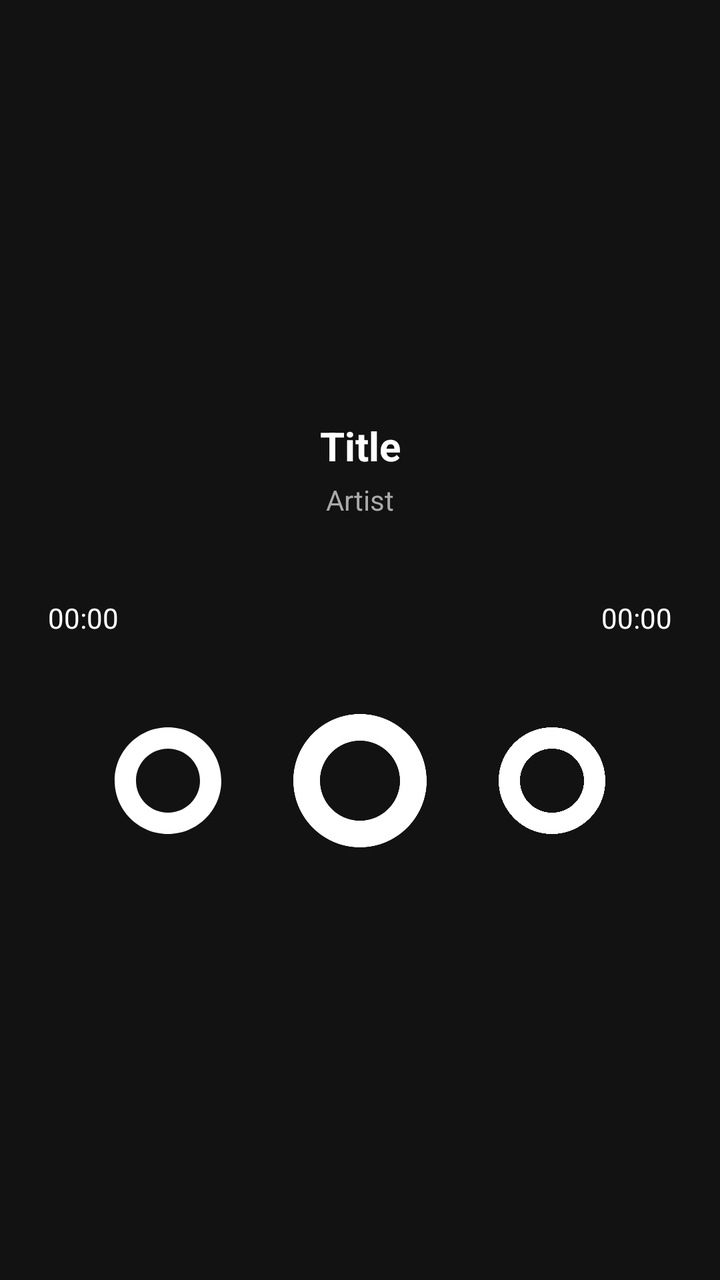
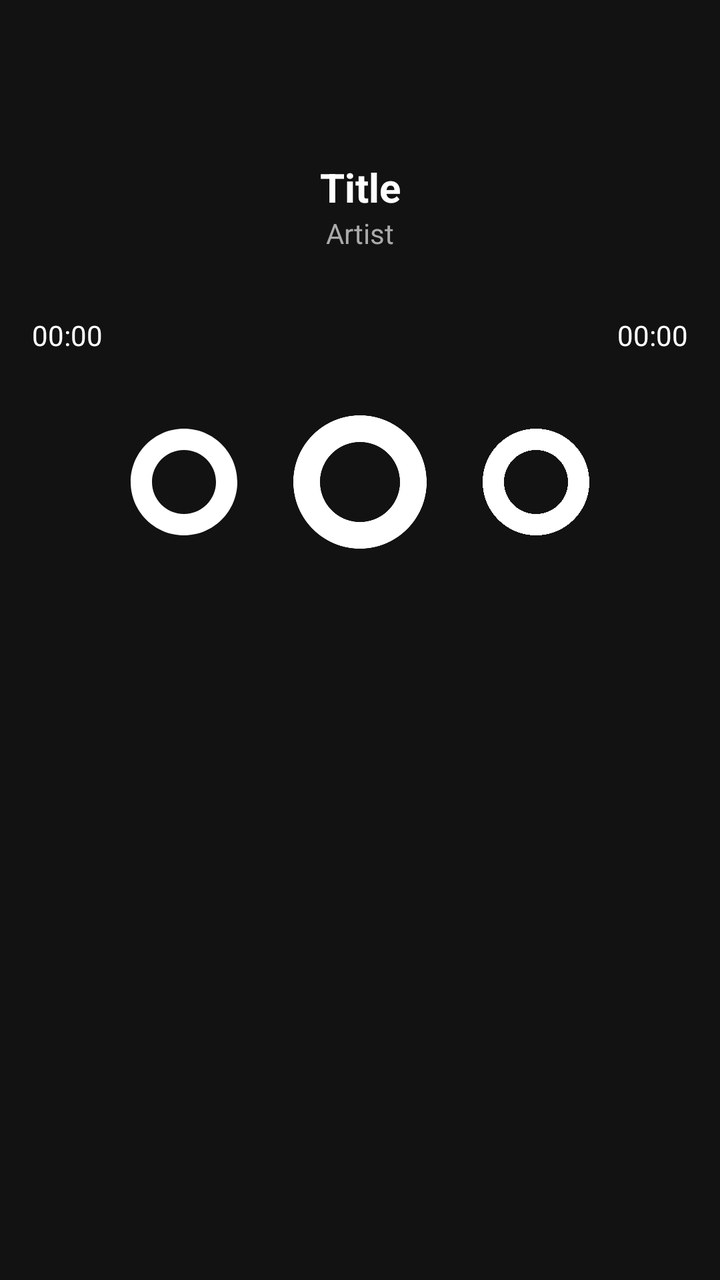

Screens rendered from an Android XML layout before and after an edit, with the pre-edit source and the edit as a unified diff.
<!-- AndroidManifest.xml: application theme android:Theme.Material.Light.NoActionBar -->
<!-- res/layout/layplayer.xml -->
<?xml version="1.0" encoding="utf-8"?>
<LinearLayout xmlns:android="http://schemas.android.com/apk/res/android"
 android:layout_width="match_parent"
 android:layout_height="match_parent"
 android:orientation="vertical"
 android:padding="24dp"
 android:background="#121212"
 android:gravity="center">
<TextView android:id="@+id/tvTitle" android:layout_width="match_parent" android:layout_height="wrap_content" android:textColor="#FFF" android:textSize="20sp" android:textStyle="bold" android:gravity="center" android:text="Title"/>
<TextView android:id="@+id/tvArtist" android:layout_width="match_parent" android:layout_height="wrap_content" android:textColor="#AAA" android:textSize="14sp" android:gravity="center" android:text="Artist" android:layout_marginTop="4dp"/>
<SeekBar android:id="@+id/seekBar" android:layout_width="match_parent" android:layout_height="wrap_content" android:layout_marginTop="32dp"/>
<LinearLayout android:layout_width="match_parent" android:layout_height="wrap_content" android:orientation="horizontal" android:layout_marginTop="8dp">
<TextView android:id="@+id/tvCurrentTime" android:layout_width="0dp" android:layout_weight="1" android:layout_height="wrap_content" android:textColor="#FFF" android:text="00:00"/>
<TextView android:id="@+id/tvTotalTime" android:layout_width="wrap_content" android:layout_height="wrap_content" android:textColor="#FFF" android:text="00:00"/>
</LinearLayout>
<LinearLayout android:layout_width="match_parent" android:layout_height="wrap_content" android:orientation="horizontal" android:gravity="center" android:layout_marginTop="32dp">
<ImageView android:id="@+id/btnPrev" android:layout_width="64dp" android:layout_height="64dp" android:src="@drawable/ic_skip_previous"/>
<ImageView android:id="@+id/btnPlayPause" android:layout_width="80dp" android:layout_height="80dp" android:src="@drawable/ic_play" android:layout_marginHorizontal="24dp"/>
<ImageView android:id="@+id/btnNext" android:layout_width="64dp" android:layout_height="64dp" android:src="@drawable/ic_skip_next"/>
</LinearLayout>
</LinearLayout>
<!-- resources referenced by this layout -->
<resources>
  <!-- drawable ic_play (drawable) -->
  <vector xmlns:android="http://schemas.android.com/apk/res/android" android:width="24dp" android:height="24dp" android:viewportWidth="24" android:viewportHeight="24"><path android:fillColor="#FFFFFF" android:pathData="M12,2C6.48,2 2,6.48 2,12s4.48,10 10,10 10,-4.48 10,-10S17.52,2 12,2zM12,18c-3.31,0 -6,-2.69 -6,-6s2.69,-6 6,-6 6,2.69 6,6 -2.69,6 -6,6z"/></vector>
  <!-- drawable ic_skip_next (drawable) -->
  <vector xmlns:android="http://schemas.android.com/apk/res/android" android:width="24dp" android:height="24dp" android:viewportWidth="24" android:viewportHeight="24"><path android:fillColor="#FFFFFF" android:pathData="M12,2C6.48,2 2,6.48 2,12s4.48,10 10,10 10,-4.48 10,-10S17.52,2 12,2zM12,18c-3.31,0 -6,-2.69 -6,-6s2.69,-6 6,-6 6,2.69 6,6 -2.69,6 -6,6z"/></vector>
  <!-- drawable ic_skip_previous (drawable) -->
  <vector xmlns:android="http://schemas.android.com/apk/res/android" android:width="24dp" android:height="24dp" android:viewportWidth="24" android:viewportHeight="24"><path android:fillColor="#FFFFFF" android:pathData="M12,2C6.48,2 2,6.48 2,12s4.48,10 10,10 10,-4.48 10,-10S17.52,2 12,2zM12,18c-3.31,0 -6,-2.69 -6,-6s2.69,-6 6,-6 6,2.69 6,6 -2.69,6 -6,6z"/></vector>
</resources>

<!-- the commit's change to res/layout/layplayer.xml (unified diff, before → after) -->
@@ -3,19 +3,19 @@
  android:layout_width="match_parent"
  android:layout_height="match_parent"
  android:orientation="vertical"
- android:padding="24dp"
- android:background="#121212"
- android:gravity="center">
-<TextView android:id="@+id/tvTitle" android:layout_width="match_parent" android:layout_height="wrap_content" android:textColor="#FFF" android:textSize="20sp" android:textStyle="bold" android:gravity="center" android:text="Title"/>
-<TextView android:id="@+id/tvArtist" android:layout_width="match_parent" android:layout_height="wrap_content" android:textColor="#AAA" android:textSize="14sp" android:gravity="center" android:text="Artist" android:layout_marginTop="4dp"/>
+ android:padding="16dp"
+ android:background="#121212">
+<ImageView android:id="@+id/btnBack" android:layout_width="48dp" android:layout_height="48dp" android:src="@drawable/ic_back"/>
+<TextView android:id="@+id/tvTitle" android:layout_width="match_parent" android:layout_height="wrap_content" android:textColor="#FFF" android:textSize="20sp" android:textStyle="bold" android:gravity="center" android:text="Title" android:layout_marginTop="16dp"/>
+<TextView android:id="@+id/tvArtist" android:layout_width="match_parent" android:layout_height="wrap_content" android:textColor="#AAA" android:gravity="center" android:text="Artist"/>
 <SeekBar android:id="@+id/seekBar" android:layout_width="match_parent" android:layout_height="wrap_content" android:layout_marginTop="32dp"/>
-<LinearLayout android:layout_width="match_parent" android:layout_height="wrap_content" android:orientation="horizontal" android:layout_marginTop="8dp">
+<LinearLayout android:layout_width="match_parent" android:layout_height="wrap_content" android:orientation="horizontal">
 <TextView android:id="@+id/tvCurrentTime" android:layout_width="0dp" android:layout_weight="1" android:layout_height="wrap_content" android:textColor="#FFF" android:text="00:00"/>
 <TextView android:id="@+id/tvTotalTime" android:layout_width="wrap_content" android:layout_height="wrap_content" android:textColor="#FFF" android:text="00:00"/>
 </LinearLayout>
-<LinearLayout android:layout_width="match_parent" android:layout_height="wrap_content" android:orientation="horizontal" android:gravity="center" android:layout_marginTop="32dp">
+<LinearLayout android:layout_width="match_parent" android:layout_height="wrap_content" android:orientation="horizontal" android:gravity="center" android:layout_marginTop="24dp">
 <ImageView android:id="@+id/btnPrev" android:layout_width="64dp" android:layout_height="64dp" android:src="@drawable/ic_skip_previous"/>
-<ImageView android:id="@+id/btnPlayPause" android:layout_width="80dp" android:layout_height="80dp" android:src="@drawable/ic_play" android:layout_marginHorizontal="24dp"/>
+<ImageView android:id="@+id/btnPlayPause" android:layout_width="80dp" android:layout_height="80dp" android:src="@drawable/ic_play" android:layout_marginHorizontal="16dp"/>
 <ImageView android:id="@+id/btnNext" android:layout_width="64dp" android:layout_height="64dp" android:src="@drawable/ic_skip_next"/>
 </LinearLayout>
 </LinearLayout>
